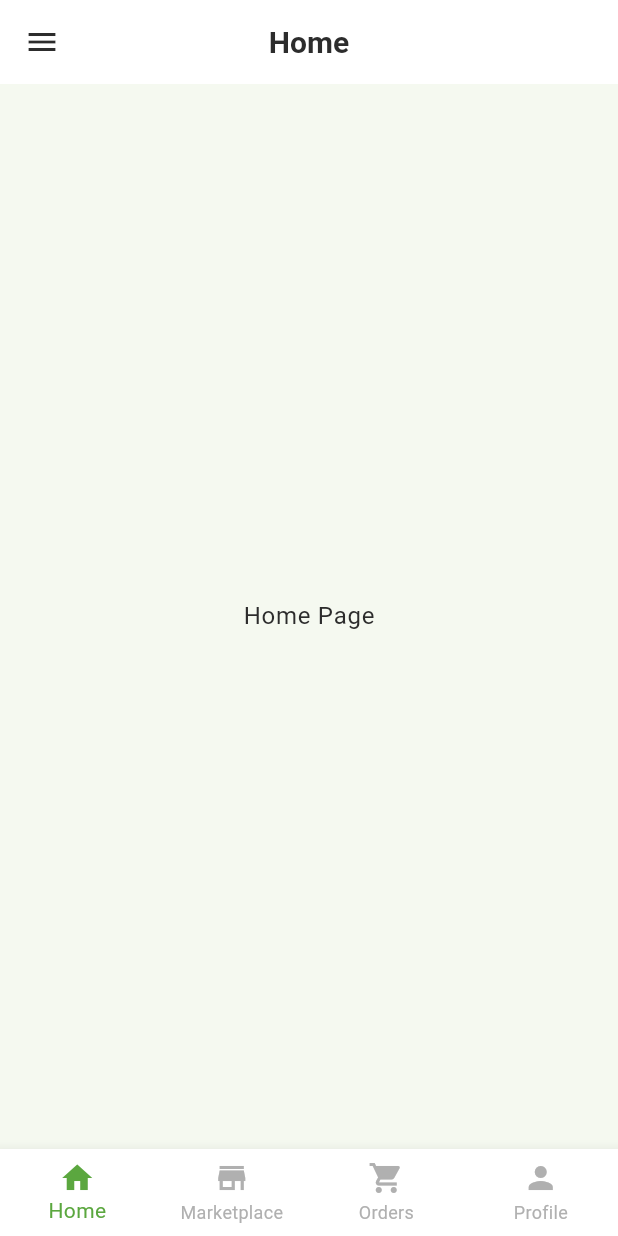
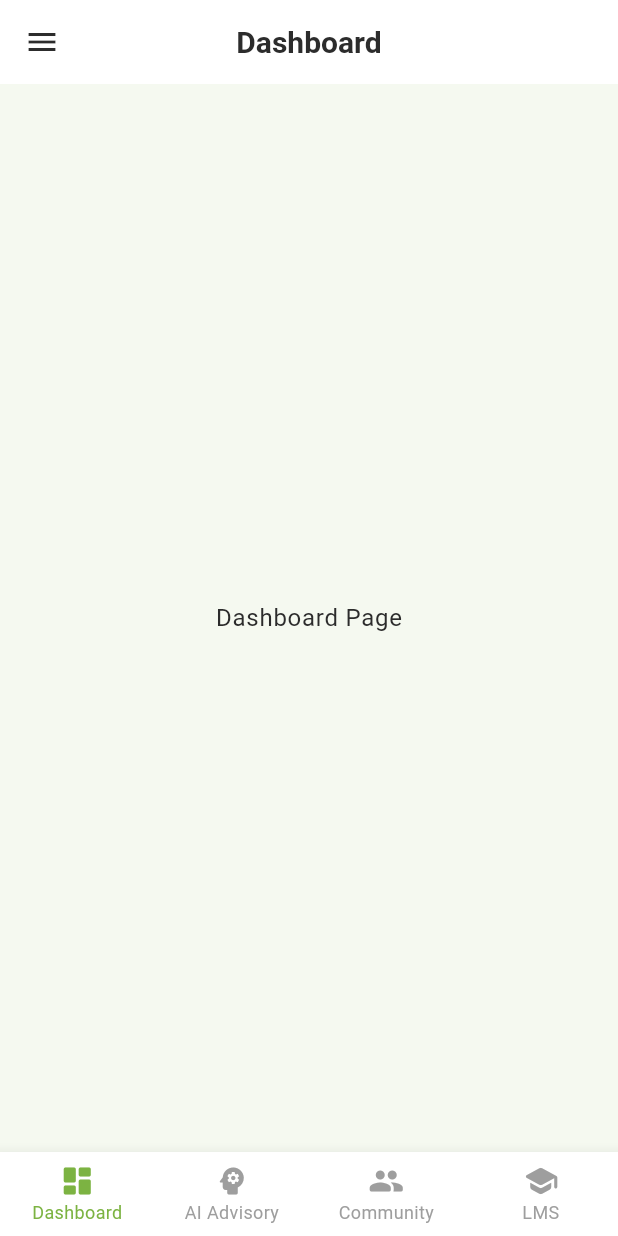
Before and after one commit to bernardo0921/Agri-Guide, a Flutter app: the HomeScreen screen opened by its route, on a phone screen of 412 x 824 dp. Run offline on Flutter 3.47's test engine with Material 3 defaults, Android fonts, the phone set to English and light mode, and no system bars.

Commit message:
moved the navigation button to home/Navigation_pages/widgets and changed the buttons

```diff
--- /dev/null
+++ b/lib/screens/home/Navigation_pages/widgets/buttom_navigation_bar.dart
@@ -0,0 +1,50 @@
+import 'package:flutter/material.dart';
+
+class CustomBottomNavigationBar extends StatelessWidget {
+  final int currentIndex;
+  final Function(int) onTap;
+
+  const CustomBottomNavigationBar({
+    Key? key,
+    required this.currentIndex,
+    required this.onTap,
+  }) : super(key: key);
+
+  @override
+  Widget build(BuildContext context) {
+    return Theme(
+      data: Theme.of(context).copyWith(
+        splashColor: Colors.transparent,
+        highlightColor: Colors.transparent,
+      ),
+      child: BottomNavigationBar(
+        currentIndex: currentIndex,
+        onTap: onTap,
+        type: BottomNavigationBarType.fixed,
+        enableFeedback: false,
+        selectedItemColor: const Color(0xFF7CB342), // Matching your app's green
+        unselectedItemColor: Colors.grey,
+        selectedFontSize: 12,
+        unselectedFontSize: 12,
+        items: const <BottomNavigationBarItem>[
+          BottomNavigationBarItem(
+            icon: Icon(Icons.dashboard_rounded),
+            label: 'Dashboard',
+          ),
+          BottomNavigationBarItem(
+            icon: Icon(Icons.psychology_rounded),
+            label: 'AI Advisory',
+          ),
+          BottomNavigationBarItem(
+            icon: Icon(Icons.people_rounded),
+            label: 'Community',
+          ),
+          BottomNavigationBarItem(
+            icon: Icon(Icons.school_rounded),
+            label: 'LMS',
+          ),
+        ],
+      ),
+    );
+  }
+}
--- a/lib/screens/home/home_screen.dart
+++ b/lib/screens/home/home_screen.dart
@@ -1,4 +1,5 @@
 import 'package:agri_guide/screens/home/Navigation_pages/drawer_screen.dart';
+import 'package:agri_guide/screens/home/Navigation_pages/widgets/buttom_navigation_bar.dart';
 import 'package:flutter/material.dart';
 
 class HomeScreen extends StatefulWidget {
@@ -13,10 +14,10 @@ class _HomeScreenState extends State<HomeScreen> {
 
   // List of screens for each navigation item
   final List<Widget> _screens = [
-    const HomePageContent(),
-    const MarketplacePageContent(),
-    const OrdersPageContent(),
-    const ProfilePageContent(),
+    const DashboardPageContent(),
+    const AIAdvisoryPageContent(),
+    const CommunityPageContent(),
+    const LMSPageContent(),
   ];
 
   void _onNavItemTapped(int index) {
@@ -30,43 +31,17 @@ class _HomeScreenState extends State<HomeScreen> {
     return Scaffold(
       drawer: const AppDrawer(),
       body: _screens[_selectedIndex],
-      bottomNavigationBar: Theme(
-        data: Theme.of(context).copyWith(
-          splashColor: Colors.transparent,
-          highlightColor: Colors.transparent,
-        ),
-        child: BottomNavigationBar(
-          currentIndex: _selectedIndex,
-          onTap: _onNavItemTapped,
-          type: BottomNavigationBarType.fixed,
-          enableFeedback: false,
-          items: const <BottomNavigationBarItem>[
-            BottomNavigationBarItem(
-              icon: Icon(Icons.home),
-              label: 'Home',
-            ),
-            BottomNavigationBarItem(
-              icon: Icon(Icons.store),
-              label: 'Marketplace',
-            ),
-            BottomNavigationBarItem(
-              icon: Icon(Icons.shopping_cart),
-              label: 'Orders',
-            ),
-            BottomNavigationBarItem(
-              icon: Icon(Icons.person),
-              label: 'Profile',
-            ),
-          ],
-        ),
+      bottomNavigationBar: CustomBottomNavigationBar(
+        currentIndex: _selectedIndex,
+        onTap: _onNavItemTapped,
       ),
     );
   }
 }
 
-// Home Page Content
-class HomePageContent extends StatelessWidget {
-  const HomePageContent({super.key});
+// Dashboard Page Content
+class DashboardPageContent extends StatelessWidget {
+  const DashboardPageContent({super.key});
 
   @override
   Widget build(BuildContext context) {
@@ -74,14 +49,14 @@ class HomePageContent extends StatelessWidget {
       children: [
         AppBar(
           title: Text(
-            'Home',
+            'Dashboard',
             style: Theme.of(context).textTheme.headlineMedium,
           ),
         ),
         Expanded(
           child: Center(
             child: Text(
-              'Home Page',
+              'Dashboard Page',
               style: Theme.of(context).textTheme.bodyLarge,
             ),
           ),
@@ -91,23 +66,22 @@ class HomePageContent extends StatelessWidget {
   }
 }
 
-
-// Marketplace Page Content
-class MarketplacePageContent extends StatelessWidget {
-  const MarketplacePageContent({super.key});
+// AI Advisory Page Content
+class AIAdvisoryPageContent extends StatelessWidget {
+  const AIAdvisoryPageContent({super.key});
 
   @override
   Widget build(BuildContext context) {
     return Scaffold(
       appBar: AppBar(
         title: Text(
-          'Marketplace',
+          'AI Advisory',
           style: Theme.of(context).textTheme.headlineMedium,
         ),
       ),
       body: Center(
         child: Text(
-          'Marketplace Page',
+          'AI Advisory Page',
           style: Theme.of(context).textTheme.bodyLarge,
         ),
       ),
@@ -115,22 +89,22 @@ class MarketplacePageContent extends StatelessWidget {
   }
 }
 
-// Orders Page Content
-class OrdersPageContent extends StatelessWidget {
-  const OrdersPageContent({super.key});
+// Community Page Content
+class CommunityPageContent extends StatelessWidget {
+  const CommunityPageContent({super.key});
 
   @override
   Widget build(BuildContext context) {
     return Scaffold(
       appBar: AppBar(
         title: Text(
-          'My Orders',
+          'Community',
           style: Theme.of(context).textTheme.headlineMedium,
         ),
       ),
       body: Center(
         child: Text(
-          'Orders Page',
+          'Community Page',
           style: Theme.of(context).textTheme.bodyLarge,
         ),
       ),
@@ -138,22 +112,22 @@ class OrdersPageContent extends StatelessWidget {
   }
 }
 
-// Profile Page Content
-class ProfilePageContent extends StatelessWidget {
-  const ProfilePageContent({super.key});
+// LMS Page Content
+class LMSPageContent extends StatelessWidget {
+  const LMSPageContent({super.key});
 
   @override
   Widget build(BuildContext context) {
     return Scaffold(
       appBar: AppBar(
         title: Text(
-          'Profile',
+          'Learning Management',
           style: Theme.of(context).textTheme.headlineMedium,
         ),
       ),
       body: Center(
         child: Text(
-          'Profile Page',
+          'LMS Page',
           style: Theme.of(context).textTheme.bodyLarge,
         ),
       ),
```
